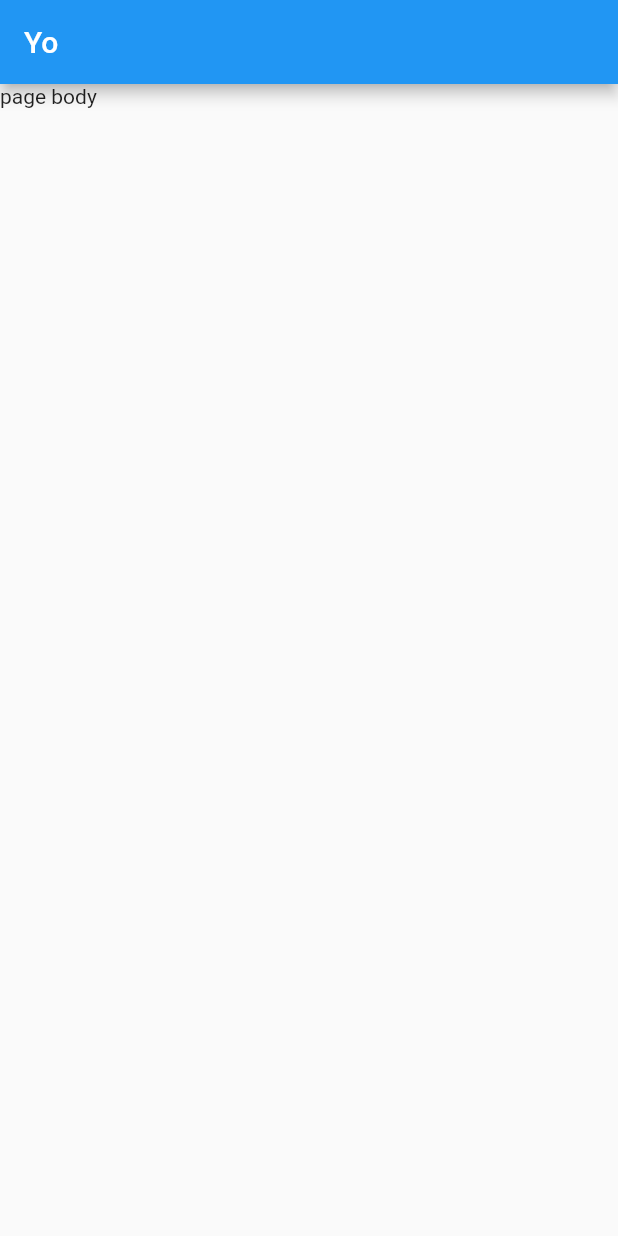
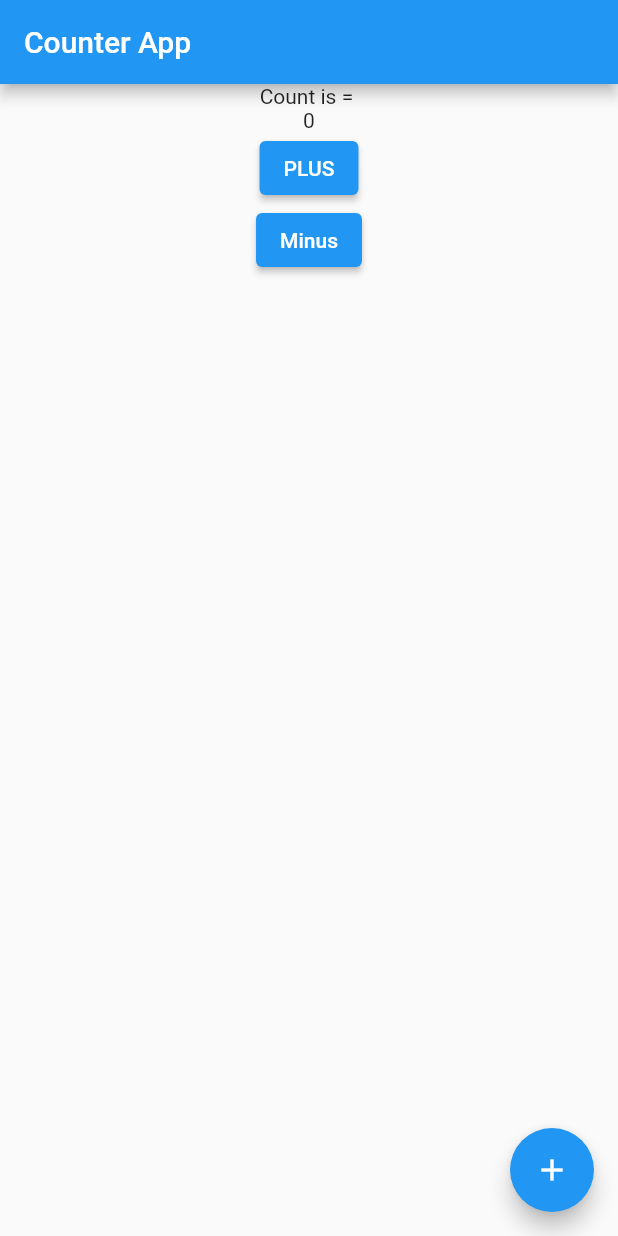
Before and after one commit to shivajreddy/FlutterProjects, a Flutter app: the screen it shows after launch, on a phone screen of 412 x 824 dp. Run offline on Flutter 3.47's test engine with Material 2 defaults, Android fonts, the phone set to English and light mode, and no system bars.

Commit message:
made a terrible counter app, but a stateful widge

```diff
--- a/Udemy/basics_app/lib/main.dart
+++ b/Udemy/basics_app/lib/main.dart
@@ -1,22 +1,119 @@
 import 'package:flutter/material.dart';
 
-// main method is the starting point of flutter app
+//* main Method is the starting point of flutter app
 void main() {
   // runApp(const MyApp());
-  // my test app
-  runApp(BasicApp());
+  runApp(const BasicApp());
 }
 
 class BasicApp extends StatelessWidget {
+  static const String _title = "basics follow along";
+
+  const BasicApp({Key? key}) : super(key: key);
+
   @override
   Widget build(BuildContext context) {
     return MaterialApp(
-        home: Scaffold(
-      appBar: AppBar(title: const Text("Yo")),
-      body: const Text("page body"),
-    ));
+      title: _title,
+      home: Counter(),
+    );
   }
 }
+
+class Counter extends StatefulWidget {
+  @override
+  State<StatefulWidget> createState() => _CounterState();
+}
+
+//* Counter App
+class _CounterState extends State<Counter> {
+  int _count = 0;
+
+  void _incrementCounter() {
+    setState(() {
+      _count += 1;
+    });
+  }
+
+  void _decrementCounter() {
+    setState(() {
+      _count -= 1;
+    });
+  }
+
+  @override
+  Widget build(BuildContext context) {
+    return Scaffold(
+      appBar: AppBar(
+        title: const Text("Counter App"),
+      ),
+      body: Center(
+          child: Column(
+        children: <Widget>[
+          const Text("Count is = "),
+          Text("$_count"),
+          ElevatedButton(
+              onPressed: _incrementCounter, child: const Text("PLUS")),
+          ElevatedButton(
+            onPressed: _decrementCounter,
+            child: const Text("Minus"),
+          )
+        ],
+      )),
+      floatingActionButton: FloatingActionButton(
+          onPressed: _incrementCounter, child: const Icon(Icons.add)),
+    );
+  }
+}
+
+class PositionedTiles extends StatefulWidget {
+  @override
+  State<StatefulWidget> createState() => PositionedTilesState();
+}
+
+class PositionedTilesState extends State<PositionedTiles> {
+  late List<Widget> tiles;
+
+  @override
+  void initState() {
+    super.initState();
+    tiles = [
+      StatelessColorfulTile(),
+      StatelessColorfulTile(),
+    ];
+  }
+
+  @override
+  Widget build(BuildContext context) {
+    return Scaffold(
+      body: SafeArea(
+          child: Row(
+        children: tiles,
+      )),
+      floatingActionButton: FloatingActionButton(
+        onPressed: swapTiles(),
+        child: const Icon(Icons.sentiment_very_satisfied),
+      ),
+    );
+  }
+
+  swapTiles() {
+    setState(() {
+      tiles.insert(1, tiles.removeAt(0));
+    });
+  }
+}
+
+class StatelessColorfulTile extends StatelessWidget {
+  @override
+  Widget build(BuildContext context) {
+    return const MaterialApp(
+      title: "title here....",
+    );
+  }
+}
+
+const testButton = ElevatedButton(onPressed: null, child: null);
 
 class MyApp extends StatelessWidget {
   const MyApp({Key? key}) : super(key: key);
```
